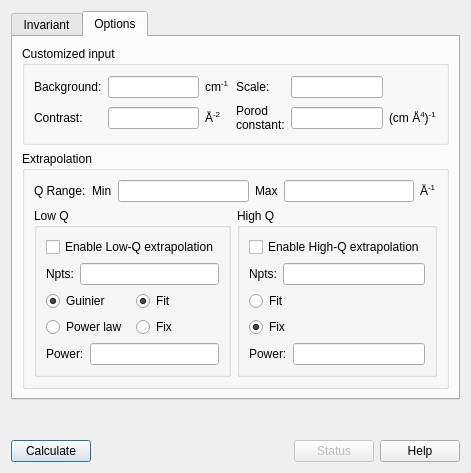
The window that src/sas/qtgui/Perspectives/Invariant/UI/TabbedInvariantUI.ui (SasView/sasview) describes before a commit, drawn with Qt 5.
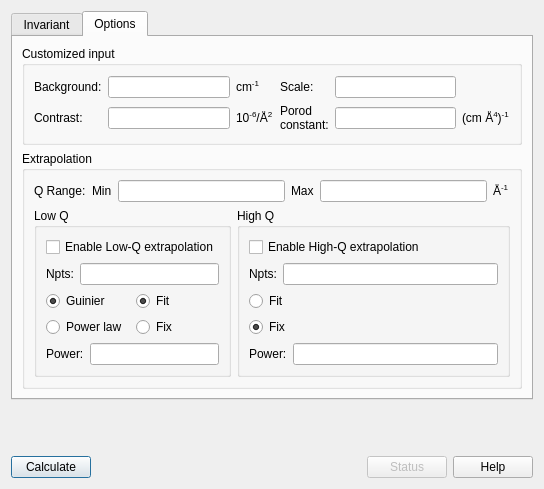
The same window after the commit. The open tabs and pages were chosen to show the change.

Commit message: Fixing SLD contrast unit

The edit to the form file:
```diff
--- a/src/sas/qtgui/Perspectives/Invariant/UI/TabbedInvariantUI.ui
+++ b/src/sas/qtgui/Perspectives/Invariant/UI/TabbedInvariantUI.ui
@@ -6,8 +6,8 @@
    <rect>
     <x>0</x>
     <y>0</y>
-    <width>422</width>
-    <height>473</height>
+    <width>544</width>
+    <height>489</height>
    </rect>
   </property>
   <property name="sizePolicy">
@@ -406,7 +406,7 @@
             <item row="1" column="2">
              <widget class="QLabel" name="lblContrastUnits">
               <property name="text">
-               <string>&lt;html&gt;&lt;head/&gt;&lt;body&gt;&lt;p&gt;Å&lt;span style=&quot; vertical-align:super;&quot;&gt;-2&lt;/span&gt;&lt;/p&gt;&lt;/body&gt;&lt;/html&gt;</string>
+               <string>&lt;html&gt;&lt;head/&gt;&lt;body&gt;&lt;p&gt;10&lt;span style=&quot; vertical-align:super;&quot;&gt;-6&lt;/span&gt;/Å&lt;span style=&quot; vertical-align:super;&quot;&gt;2&lt;/span&gt;&lt;/p&gt;&lt;/body&gt;&lt;/html&gt;</string>
               </property>
              </widget>
             </item>
```
Left out of the diff: 2 changed lines with no effect on the pictures.
